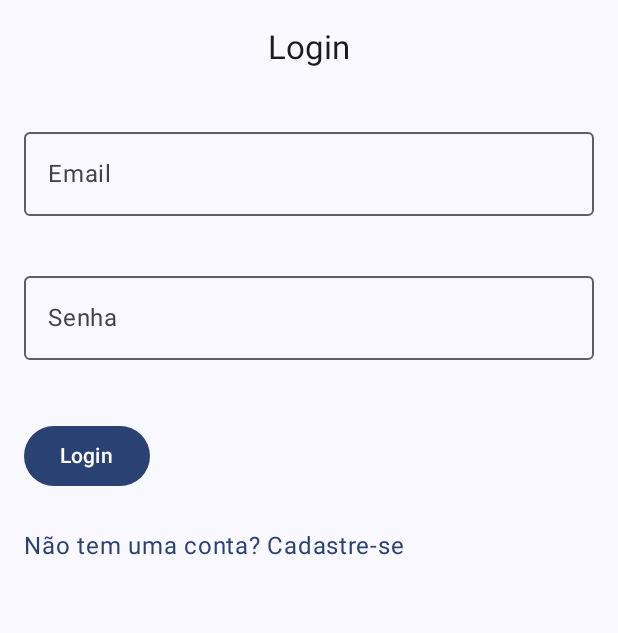
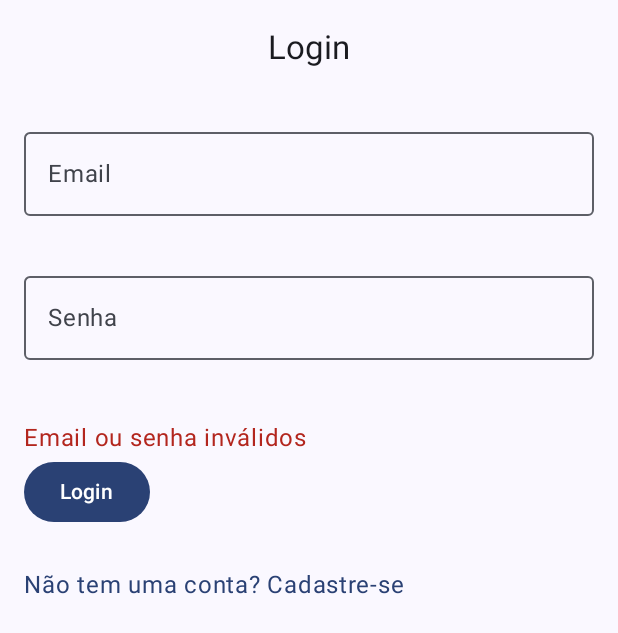
Before and after one commit to Joaovts07/Mylogin, an Android app built with Jetpack Compose: the screen it shows after launch (MainActivity), after a tap on "Login", on a phone screen of 412 x 824 dp. Shown: the top 633 px of the screen. Run offline under Robolectric (Android 15) with nearby library versions, the phone set to English and light mode, and no system bars; our stand-ins replace Firebase (no records; nobody signed in at launch, a user with empty details on screens opened directly).

```diff
--- a/app/src/main/java/com/example/mylogin/MainActivity.kt
+++ b/app/src/main/java/com/example/mylogin/MainActivity.kt
@@ -1,21 +1,14 @@
 package com.example.mylogin
 
-import RegistrationBasicScreen
 import android.os.Bundle
 import androidx.activity.ComponentActivity
 import androidx.activity.compose.setContent
 import androidx.activity.enableEdgeToEdge
 import androidx.compose.runtime.Composable
 import androidx.compose.ui.tooling.preview.Preview
-import androidx.navigation.NavHostController
-import androidx.navigation.NavType
-import androidx.navigation.compose.NavHost
-import androidx.navigation.compose.composable
 import androidx.navigation.compose.rememberNavController
-import androidx.navigation.navArgument
-import com.example.mylogin.ui.ConfirmationScreen
+import com.example.mylogin.ui.LoginNavigation
 import com.example.mylogin.ui.LoginScreen
-import com.example.mylogin.ui.RegistrationChoiseScreen
 import com.example.mylogin.ui.theme.MyLoginTheme
 
 class MainActivity : ComponentActivity() {
@@ -24,54 +17,19 @@ class MainActivity : ComponentActivity() {
         enableEdgeToEdge()
         setContent {
             val navController = rememberNavController()
-            LoginNavigation(navController)
+            LoginNavigation(
+                navController,
+                "login",
+                {}
+                )
         }
     }
 }
-
-@Composable
-fun LoginNavigation(navController: NavHostController) {
-    MyLoginTheme {
-        NavHost(navController = navController, startDestination = "login") {
-            composable("login") { LoginScreen(navController) }
-            composable("basicForm") { RegistrationBasicScreen(navController) }
-            composable(
-                "choiseForm/{nome}/{dataNascimento}",
-                arguments = listOf(
-                    navArgument("nome") { type = NavType.StringType },
-                    navArgument("dataNascimento") { type = NavType.StringType }
-                )
-            ) { backStackEntry ->
-                RegistrationChoiseScreen(
-                    navController,
-                    backStackEntry.arguments?.getString("nome") ?: "",
-                    backStackEntry.arguments?.getString("dataNascimento") ?: ""
-                )
-
-            }
-            composable("confirmation/{verificationType}/{email?}/{phoneNumber?}") { backStackEntry ->
-                val verificationType = backStackEntry.arguments?.getString("verificationType") ?: "email"
-                val email = backStackEntry.arguments?.getString("email")
-                val phoneNumber = backStackEntry.arguments?.getString("phoneNumber")
-
-                ConfirmationScreen(
-                    verificationType = verificationType,
-                    email = email,
-                    phoneNumber = phoneNumber,
-                    onResendClick = {
-                        // Lógica para reenviar email ou SMS
-                    }
-                )
-            }
-        }
-    }
-}
-
 @Preview(showBackground = true)
 @Composable
 fun GreetingPreview() {
     val navController = rememberNavController()
     MyLoginTheme {
-        LoginScreen(navController)
+        LoginScreen(navController, {})
     }
 }
--- a/app/src/main/java/com/example/mylogin/ui/LoginScreen.kt
+++ b/app/src/main/java/com/example/mylogin/ui/LoginScreen.kt
@@ -1,11 +1,11 @@
 package com.example.mylogin.ui
 
+import RegistrationBasicScreen
 import androidx.compose.foundation.clickable
 import androidx.compose.foundation.layout.*
 import androidx.compose.ui.unit.dp
 import androidx.compose.foundation.layout.fillMaxSize
 import androidx.compose.foundation.layout.padding
-import androidx.compose.material3.Button
 import androidx.compose.material3.ButtonDefaults
 import androidx.compose.material3.CenterAlignedTopAppBar
 import androidx.compose.material3.ExperimentalMaterial3Api
@@ -20,33 +20,40 @@ import androidx.compose.runtime.remember
 import androidx.compose.runtime.setValue
 import androidx.compose.ui.Modifier
 import androidx.navigation.NavHostController
+import androidx.navigation.NavType
+import androidx.navigation.compose.NavHost
+import androidx.navigation.compose.composable
+import androidx.navigation.navArgument
+import com.example.login.firebase.auth
+import com.example.mylogin.components.LoadingButton
+import com.example.mylogin.ui.theme.MyLoginTheme
 import com.example.mylogin.ui.components.EmailInput
 import com.example.mylogin.ui.components.PasswordInput
 import com.example.mylogin.validators.isValidEmail
 import com.example.mylogin.validators.isValidPassword
 import com.google.firebase.Firebase
 import com.google.firebase.auth.FirebaseAuth
+import com.google.firebase.auth.UserInfo
 import com.google.firebase.auth.auth
 
 @OptIn(ExperimentalMaterial3Api::class)
 @Composable
-fun LoginScreen(navController: NavHostController) {
+fun LoginScreen(navController: NavHostController, onLoginSuccess: () -> Unit) {
     var email by remember { mutableStateOf("") }
     var password by remember { mutableStateOf("") }
     var showError by remember { mutableStateOf(false) }
     var showSnackbar by remember { mutableStateOf(false) }
     var snackbarMessage by remember { mutableStateOf("") }
-    var isEmailError by remember { mutableStateOf(false) }
-    var isPasswordError by remember { mutableStateOf(false) }
 
-    fun signInWithEmailAndPassword(email: String, password: String, onResult: (Boolean) -> Unit) {
+    fun signInWithEmailAndPassword(email: String, password: String, onResult: (Boolean,UserInfo?) -> Unit) {
         val auth: FirebaseAuth = Firebase.auth
+
         auth.signInWithEmailAndPassword(email, password)
             .addOnCompleteListener { task ->
                 if (task.isSuccessful) {
-                    onResult(true)
+                    onResult(true,task.result?.user)
                 } else {
-                    onResult(false)
+                    onResult(false, task.result?.user)
                 }
             }
     }
@@ -85,34 +92,46 @@ fun LoginScreen(navController: NavHostController) {
                 Text(
                     "Email ou senha inválidos",
                     color = MaterialTheme.colorScheme.error
+
                 )
             }
-
-            Button(
+            var isLoading by remember { mutableStateOf(false) }
+            LoadingButton(
                 onClick = {
-                    isEmailError = !isValidEmail(email)
-                    isPasswordError = !isValidPassword(password)
-                    if (isEmailError || isPasswordError) {
-                        return@Button
+                    isLoading = true
+                    val fields = verifyFields(email, password)
+                    if (fields) {
+                        isLoading = false
+                        showError = true
+                        return@LoadingButton
                     }
 
-                    signInWithEmailAndPassword(email, password) { success ->
+                    signInWithEmailAndPassword(email, password) { success, userInfo ->
                         if (success) {
-                            showSnackbar = true
-                            snackbarMessage = "Login bem-sucedido!"
-                            showError = false
+                            if (userInfo?.isEmailVerified == true) {
+                                showSnackbar = true
+                                showError = false
+                                onLoginSuccess()
+
+                            } else {
+                                val verificationId = ""
+                                auth.currentUser?.sendEmailVerification()
+                                navController.navigate("confirmationScreen/email/${email}/${verificationId}")
+                            }
+
                         } else {
                             showError = true
+                            isLoading = false
                         }
                     }
                 },
+                isLoading = isLoading,
+                text = "Login",
                 colors = ButtonDefaults.buttonColors(
                     containerColor = MaterialTheme.colorScheme.primary
                 )
-            ) {
-                Text("Login")
-            }
-            Spacer(modifier = Modifier.height(16.dp))
+            )
+            Spacer(modifier = Modifier.height(18.dp))
 
             Text(
                 text = "Não tem uma conta? Cadastre-se",
@@ -124,3 +143,60 @@ fun LoginScreen(navController: NavHostController) {
         }
     }
 }
+
+private fun verifyFields(
+    email: String,
+    password: String
+): Boolean {
+    val isEmailError = !isValidEmail(email)
+    val isPasswordError = !isValidPassword(password)
+    return isEmailError || isPasswordError
+}
+
+@Composable
+fun LoginNavigation(navController: NavHostController,routeSuccess: String, onLoginSuccess: @Composable () -> Unit) {
+    MyLoginTheme {
+        NavHost(navController = navController, startDestination = "login") {
+            composable(routeSuccess) {
+                onLoginSuccess()
+            }
+            composable("login") {
+                LoginScreen(
+                    navController = navController,
+                    onLoginSuccess = {
+                        // Navegar para a rota desejada após o login
+                        navController.navigate(routeSuccess) {
+                            popUpTo("login") { inclusive = true } // Remover a tela de login da pilha
+                        }
+                    }
+                )
+            }
+            composable("basicForm") { RegistrationBasicScreen(navController) }
+            composable(
+                "choiseForm/{nome}/{dataNascimento}",
+                arguments = listOf(
+                    navArgument("nome") { type = NavType.StringType },
+                    navArgument("dataNascimento") { type = NavType.StringType }
+                )
+            ) { backStackEntry ->
+                RegistrationChoiseScreen(
+                    navController,
+                    backStackEntry.arguments?.getString("nome") ?: "",
+                    backStackEntry.arguments?.getString("dataNascimento") ?: ""
+                )
+
+            }
+            composable("confirmationScreen/{verificationType}/{id}/{verificationId}") { backStackEntry ->
+                val verificationType = backStackEntry.arguments?.getString("verificationType") ?: "email"
+                val id = backStackEntry.arguments?.getString("id") ?: ""
+                val verificationId = backStackEntry.arguments?.getString("verificationId") ?: ""
+                ConfirmationScreen(
+                    navController,
+                    verificationType = verificationType,
+                    id = id,
+                    verificationId = verificationId
+                )
+            }
+        }
+    }
+}
--- a/settings.gradle.kts
+++ b/settings.gradle.kts
@@ -21,4 +21,3 @@ dependencyResolutionManagement {
 
 rootProject.name = "MyLogin"
 include(":app")
-include(":mylibrary")
```
